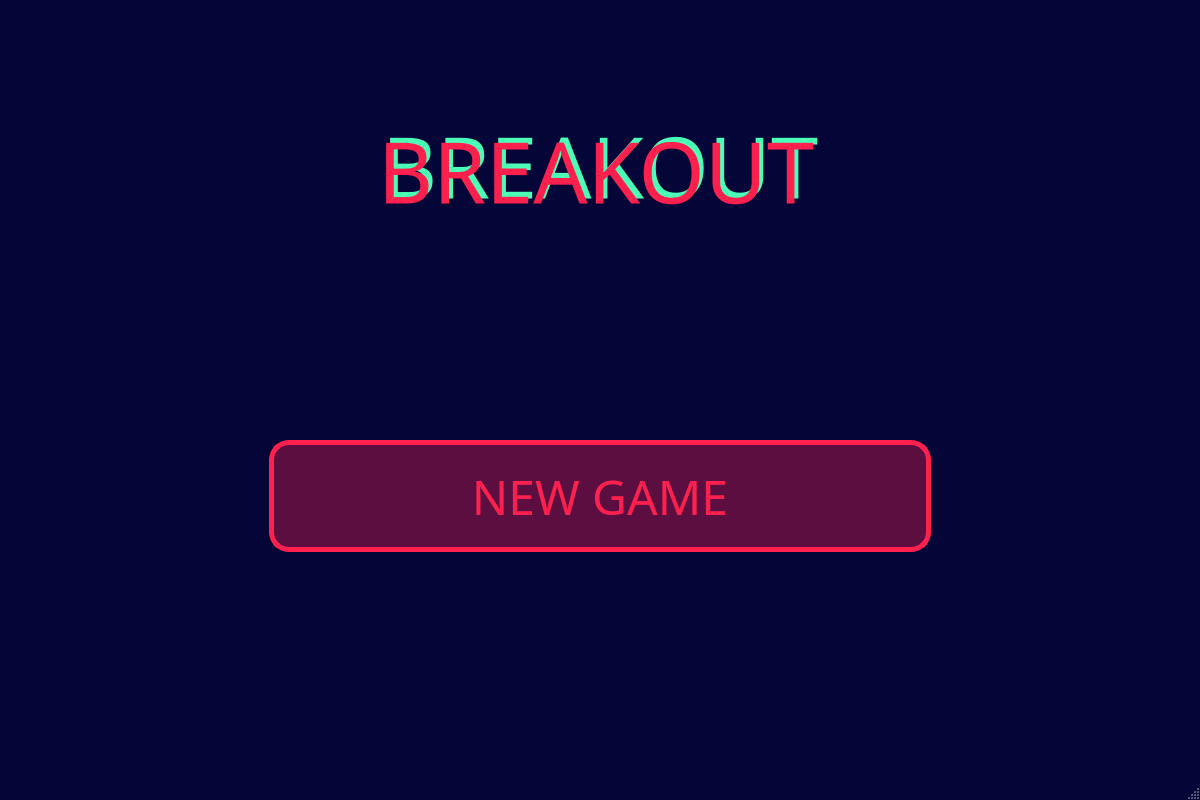
Old version of the form mainwindow.ui in the repository Youssef-ayman55/BreakOut.
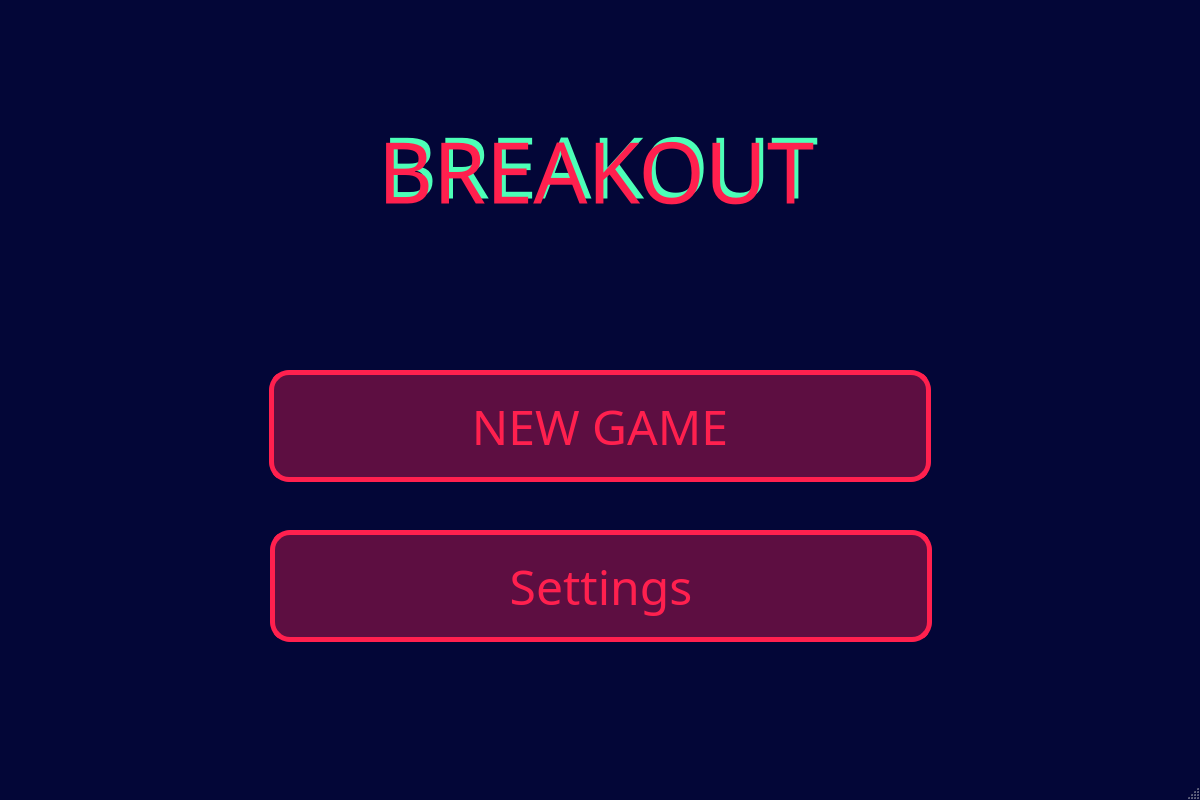
New version of the form. Icons and pictures are not drawn.

```diff
--- a/mainwindow.ui
+++ b/mainwindow.ui
@@ -225,7 +225,7 @@
     <property name="geometry">
      <rect>
       <x>269</x>
-      <y>440</y>
+      <y>370</y>
       <width>662</width>
       <height>112</height>
      </rect>
@@ -456,6 +456,241 @@
      <iconset theme="computer"/>
     </property>
    </widget>
+   <widget class="QPushButton" name="settings">
+    <property name="geometry">
+     <rect>
+      <x>270</x>
+      <y>530</y>
+      <width>662</width>
+      <height>112</height>
+     </rect>
+    </property>
+    <property name="palette">
+     <palette>
+      <active>
+       <colorrole role="WindowText">
+        <brush brushstyle="SolidPattern">
+         <color alpha="255">
+          <red>0</red>
+          <green>0</green>
+          <blue>0</blue>
+         </color>
+        </brush>
+       </colorrole>
+       <colorrole role="Button">
+        <brush brushstyle="SolidPattern">
+         <color alpha="255">
+          <red>93</red>
+          <green>14</green>
+          <blue>65</blue>
+         </color>
+        </brush>
+       </colorrole>
+       <colorrole role="Text">
+        <brush brushstyle="SolidPattern">
+         <color alpha="255">
+          <red>0</red>
+          <green>0</green>
+          <blue>0</blue>
+         </color>
+        </brush>
+       </colorrole>
+       <colorrole role="ButtonText">
+        <brush brushstyle="SolidPattern">
+         <color alpha="255">
+          <red>0</red>
+          <green>0</green>
+          <blue>0</blue>
+         </color>
+        </brush>
+       </colorrole>
+       <colorrole role="Base">
+        <brush brushstyle="SolidPattern">
+         <color alpha="255">
+          <red>93</red>
+          <green>14</green>
+          <blue>65</blue>
+         </color>
+        </brush>
+       </colorrole>
+       <colorrole role="Window">
+        <brush brushstyle="SolidPattern">
+         <color alpha="255">
+          <red>93</red>
+          <green>14</green>
+          <blue>65</blue>
+         </color>
+        </brush>
+       </colorrole>
+       <colorrole role="PlaceholderText">
+        <brush brushstyle="SolidPattern">
+         <color alpha="128">
+          <red>0</red>
+          <green>0</green>
+          <blue>0</blue>
+         </color>
+        </brush>
+       </colorrole>
+      </active>
+      <inactive>
+       <colorrole role="WindowText">
+        <brush brushstyle="SolidPattern">
+         <color alpha="255">
+          <red>0</red>
+          <green>0</green>
+          <blue>0</blue>
+         </color>
+        </brush>
+       </colorrole>
+       <colorrole role="Button">
+        <brush brushstyle="SolidPattern">
+         <color alpha="255">
+          <red>93</red>
+          <green>14</green>
+          <blue>65</blue>
+         </color>
+        </brush>
+       </colorrole>
+       <colorrole role="Text">
+        <brush brushstyle="SolidPattern">
+         <color alpha="255">
+          <red>0</red>
+          <green>0</green>
+          <blue>0</blue>
+         </color>
+        </brush>
+       </colorrole>
+       <colorrole role="ButtonText">
+        <brush brushstyle="SolidPattern">
+         <color alpha="255">
+          <red>0</red>
+          <green>0</green>
+          <blue>0</blue>
+         </color>
+        </brush>
+       </colorrole>
+       <colorrole role="Base">
+        <brush brushstyle="SolidPattern">
+         <color alpha="255">
+          <red>93</red>
+          <green>14</green>
+          <blue>65</blue>
+         </color>
+        </brush>
+       </colorrole>
+       <colorrole role="Window">
+        <brush brushstyle="SolidPattern">
+         <color alpha="255">
+          <red>93</red>
+          <green>14</green>
+          <blue>65</blue>
+         </color>
+        </brush>
+       </colorrole>
+       <colorrole role="PlaceholderText">
+        <brush brushstyle="SolidPattern">
+         <color alpha="128">
+          <red>0</red>
+          <green>0</green>
+          <blue>0</blue>
+         </color>
+        </brush>
+       </colorrole>
+      </inactive>
+      <disabled>
+       <colorrole role="WindowText">
+        <brush brushstyle="SolidPattern">
+         <color alpha="255">
+          <red>0</red>
+          <green>0</green>
+          <blue>0</blue>
+         </color>
+        </brush>
+       </colorrole>
+       <colorrole role="Button">
+        <brush brushstyle="SolidPattern">
+         <color alpha="255">
+          <red>93</red>
+          <green>14</green>
+          <blue>65</blue>
+         </color>
+        </brush>
+       </colorrole>
+       <colorrole role="Text">
+        <brush brushstyle="SolidPattern">
+         <color alpha="255">
+          <red>0</red>
+          <green>0</green>
+          <blue>0</blue>
+         </color>
+        </brush>
+       </colorrole>
+       <colorrole role="ButtonText">
+        <brush brushstyle="SolidPattern">
+         <color alpha="255">
+          <red>0</red>
+          <green>0</green>
+          <blue>0</blue>
+         </color>
+        </brush>
+       </colorrole>
+       <colorrole role="Base">
+        <brush brushstyle="SolidPattern">
+         <color alpha="255">
+          <red>93</red>
+          <green>14</green>
+          <blue>65</blue>
+         </color>
+        </brush>
+       </colorrole>
+       <colorrole role="Window">
+        <brush brushstyle="SolidPattern">
+         <color alpha="255">
+          <red>93</red>
+          <green>14</green>
+          <blue>65</blue>
+         </color>
+        </brush>
+       </colorrole>
+       <colorrole role="PlaceholderText">
+        <brush brushstyle="SolidPattern">
+         <color alpha="128">
+          <red>0</red>
+          <green>0</green>
+          <blue>0</blue>
+         </color>
+        </brush>
+       </colorrole>
+      </disabled>
+     </palette>
+    </property>
+    <property name="font">
+     <font>
+      <family>Showcard Gothic</family>
+      <pointsize>-1</pointsize>
+      <italic>false</italic>
+      <bold>false</bold>
+     </font>
+    </property>
+    <property name="styleSheet">
+     <string notr="true"> background-color: rgb(93, 14, 65);
+    border-style: solid;
+    color: rgb(255, 32, 78);
+    border-width: 5px;
+    border-radius: 20px;
+    border-color: rgb(255, 32, 78);
+    font: 48px;
+    min-width: 10em;
+    padding: 6px;
+</string>
+    </property>
+    <property name="text">
+     <string>Settings</string>
+    </property>
+    <property name="icon">
+     <iconset theme="computer"/>
+    </property>
+   </widget>
   </widget>
   <widget class="QMenuBar" name="menubar">
    <property name="geometry">
```
